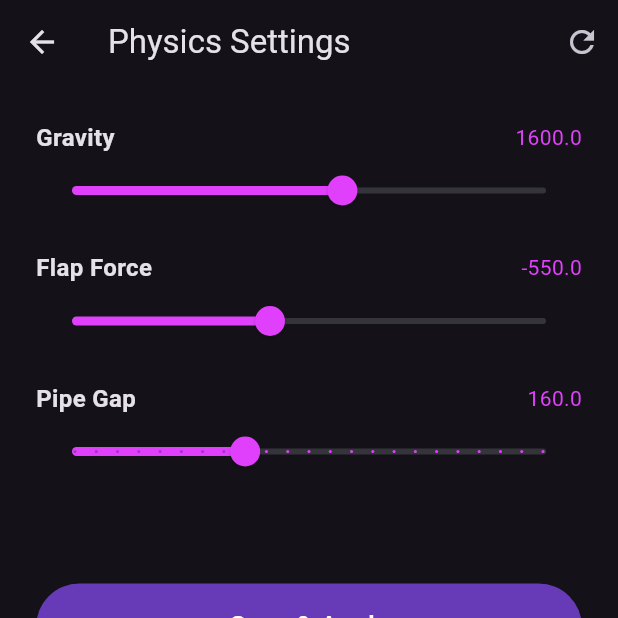
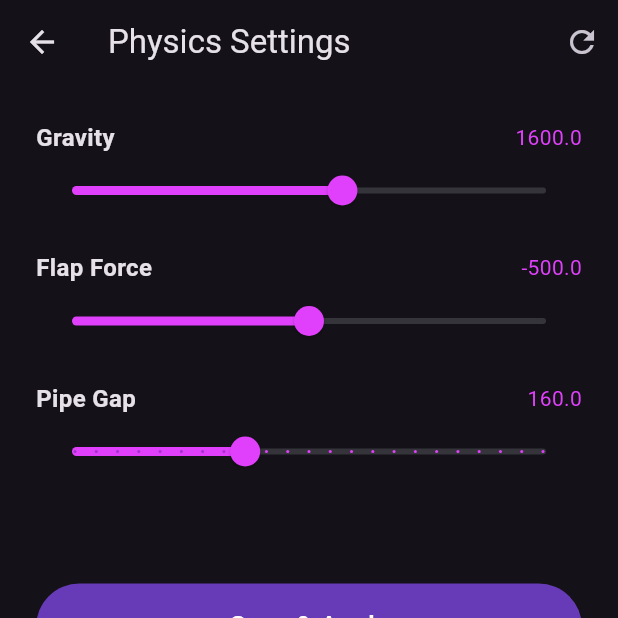
Before and after one commit to thebrownbreadtoast/tappy_wizard, a Flutter app: the screen it shows after launch, after a tap on the "settings" icon, on a phone screen of 412 x 824 dp, the top half of it. Run offline on Flutter 3.47's test engine with Material 3 defaults, Android fonts, the phone set to English and light mode, and no system bars; our stand-ins replace audioplayers, shared_preferences.

Commit message:
feat: static background added

```diff
--- a/lib/game/constants.dart
+++ b/lib/game/constants.dart
@@ -3,7 +3,7 @@ class GameConstants {
 
   // ── Physics ──────────────────────────────────────
   static const double defaultGravity = 1600.0;
-  static const double defaultFlapForce = -550.0;
+  static const double defaultFlapForce = -500.0;
   static const double defaultMaxFallSpeed = 800.0;
 
   // ── Wizard ───────────────────────────────────────
--- a/lib/game/tappy_wizard_game.dart
+++ b/lib/game/tappy_wizard_game.dart
@@ -2,7 +2,6 @@ import 'package:flutter/material.dart';
 import 'package:flutter/scheduler.dart';
 import 'dart:ui' as ui;
 
-import '../entities/background.dart';
 import '../entities/ground.dart';
 import '../entities/pipe_manager.dart';
 import '../entities/wizard.dart';
@@ -39,7 +38,6 @@ class _TappyWizardGameState extends State<TappyWizardGame>
   Duration _lastTick = Duration.zero;
 
   // ── Entities ─────────────────────────────────────
-  final Background _background = Background();
   final Ground _ground = Ground();
   late final PipeManager _pipes;
   late Wizard _wizard;
@@ -117,7 +115,7 @@ class _TappyWizardGameState extends State<TappyWizardGame>
       _initialized = true;
     }
 
-    _background.update(dt, size);
+    // Background is now a static image widget — no update needed.
 
     if (_state == GameState.playing) {
       _wizard.update(dt);
@@ -182,7 +180,6 @@ class _TappyWizardGameState extends State<TappyWizardGame>
     _wizard.reset(size);
     _pipes.reset();
     _ground.reset();
-    _background.reset();
     widget.scoreService.resetScore();
     _state = GameState.menu;
     _initialized = false;
@@ -201,11 +198,18 @@ class _TappyWizardGameState extends State<TappyWizardGame>
       onTap: _handleTap,
       child: Stack(
         children: [
-          // Game canvas
+          // Background image
+          Positioned.fill(
+            child: Image.asset(
+              'assets/images/background.png',
+              fit: BoxFit.cover,
+            ),
+          ),
+
+          // Game canvas (transparent so image shows through)
           Positioned.fill(
             child: CustomPaint(
               painter: _GamePainter(
-                background: _background,
                 ground: _ground,
                 pipes: _pipes,
                 wizard: _wizard,
@@ -243,14 +247,12 @@ class _TappyWizardGameState extends State<TappyWizardGame>
 
 // ── Custom Painter ──────────────────────────────────
 class _GamePainter extends CustomPainter {
-  final Background background;
   final Ground ground;
   final PipeManager pipes;
   final Wizard wizard;
   final GameState state;
 
   _GamePainter({
-    required this.background,
     required this.ground,
     required this.pipes,
     required this.wizard,
@@ -259,13 +261,10 @@ class _GamePainter extends CustomPainter {
 
   @override
   void paint(ui.Canvas canvas, ui.Size size) {
-    background.render(canvas, size);
     pipes.render(canvas);
     ground.render(canvas, size);
-    if (state != GameState.menu || true) {
-      // Always draw wizard so player sees it on the menu too
-      wizard.render(canvas, size);
-    }
+    // Always draw wizard so player sees it on the menu too
+    wizard.render(canvas, size);
   }
 
   @override
```
Also changed, not shown: assets/images/background.png (added).
